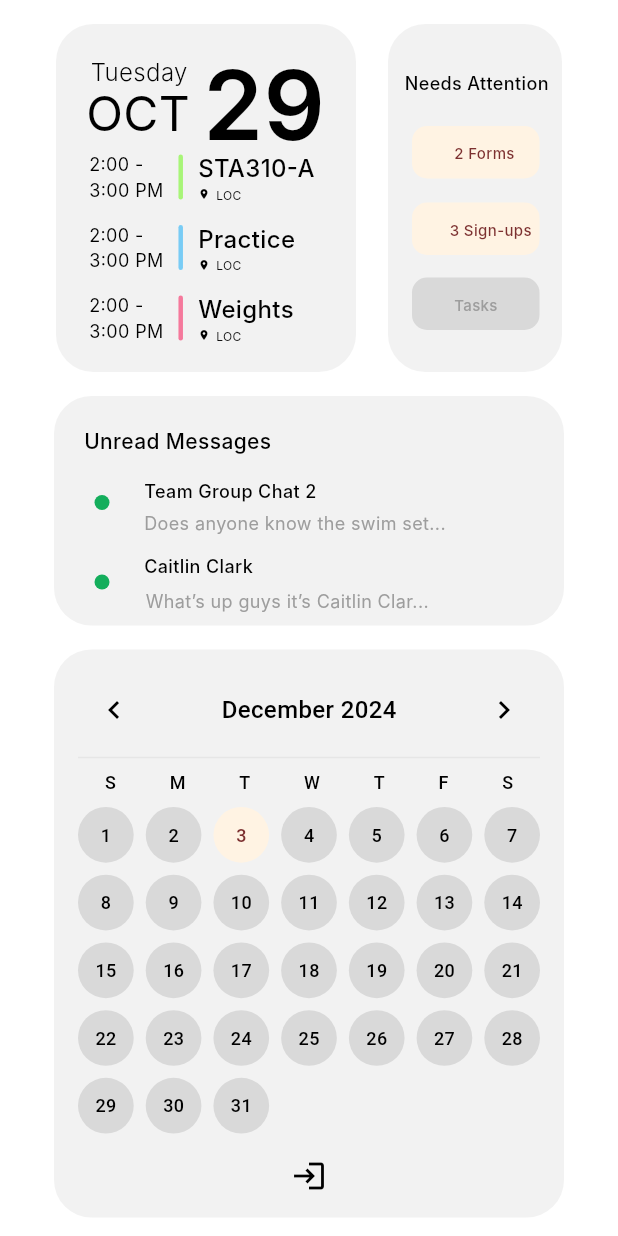
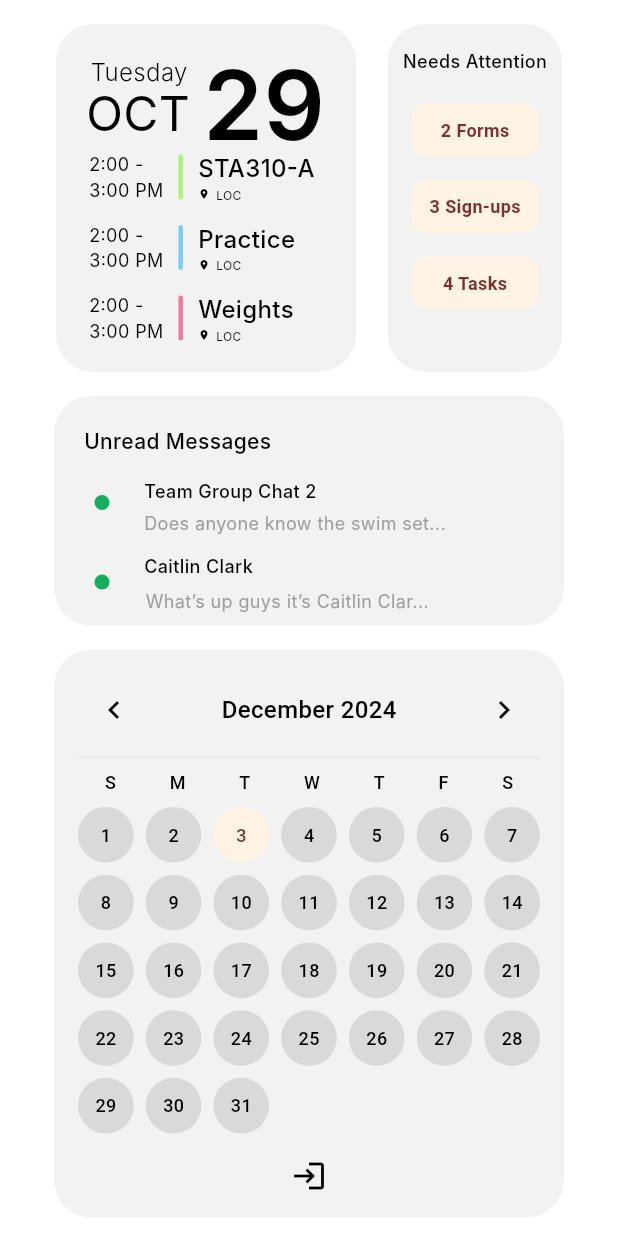
Before and after one commit to gracegb/csc322_finalproject_scratch, a Flutter app: the ScreenHome screen opened directly, on a phone screen of 412 x 824 dp. Run offline on Flutter 3.47's test engine with Material 3 defaults, Android fonts, the phone set to English and light mode, and no system bars; our stand-ins replace cloud_firestore, file_picker, firebase_auth, firebase_core, firebase_storage, flutter_riverpod and 10 more; accounts and stored records are empty; Roboto replaces fonts that are missing (Inter).

Commit message:
Connected the home screen needs attention widget to there designated screen

```diff
--- a/lib/main.dart
+++ b/lib/main.dart
@@ -9,7 +9,6 @@
 //////////////////////////////////////////////////////////////////////////
 // Imports
 //////////////////////////////////////////////////////////////////////////
-// Dart imports
 import 'package:flutter_riverpod/flutter_riverpod.dart';
 import 'package:firebase_core/firebase_core.dart';
 import 'package:go_router/go_router.dart';
@@ -41,8 +40,10 @@ import 'theme/theme.dart';
 final ProviderContainer providerContainer = ProviderContainer();
 
 // Create providers
-final providerUserProfile = ChangeNotifierProvider<ProviderUserProfile>((ref) => ProviderUserProfile());
-final providerAuth = ChangeNotifierProvider<ProviderAuth>((ref) => ProviderAuth());
+final providerUserProfile =
+    ChangeNotifierProvider<ProviderUserProfile>((ref) => ProviderUserProfile());
+final providerAuth =
+    ChangeNotifierProvider<ProviderAuth>((ref) => ProviderAuth());
 final providerTts = ChangeNotifierProvider<ProviderTts>((ref) {
   final userProfile = ref.watch(providerUserProfile);
   return ProviderTts(userProfile);
@@ -52,17 +53,19 @@ final providerTts = ChangeNotifierProvider<ProviderTts>((ref) {
 // MAIN entry point to start app.
 //////////////////////////////////////////////////////////////////////////
 Future<void> main() async {
-  // Initialize widgets and firebase
+  // Initialize widgets and Firebase
   WidgetsFlutterBinding.ensureInitialized();
 
   // Initialize Firebase with the default options
-  await Firebase.initializeApp(options: DefaultFirebaseOptions.currentPlatform, name: 'Csc322');
+  await Firebase.initializeApp(
+      options: DefaultFirebaseOptions.currentPlatform, name: 'Csc322');
 
   // Initialize the app directory
   await UtilFile.init();
 
   // Get references to providers that will be needed in other providers
-  final ProviderUserProfile userProfileProvider = providerContainer.read(providerUserProfile);
+  final ProviderUserProfile userProfileProvider =
+      providerContainer.read(providerUserProfile);
   final ProviderAuth authProvider = providerContainer.read(providerAuth);
 
   // Initialize providers
@@ -70,7 +73,8 @@ Future<void> main() async {
   authProvider.initProviders(userProfileProvider);
 
   // Run the app
-  runApp(UncontrolledProviderScope(container: providerContainer, child: MyApp()));
+  runApp(UncontrolledProviderScope(
+      container: providerContainer, child: MyApp()));
 }
 
 //////////////////////////////////////////////////////////////////////////
@@ -87,11 +91,15 @@ class MyApp extends StatefulWidget {
 // The actual STATE which is managed by the above widget.
 //////////////////////////////////////////////////////////////////////////
 class _MyAppState extends State<MyApp> {
-  // The "instance variables" managed in this state
-  // NONE
+  // Define the router
+  late final GoRouter _router;
 
-  // Router
-  final GoRouter _router = GoRouter(
+  @override
+  void initState() {
+    super.initState();
+
+    // Initialize GoRouter
+    _router = GoRouter(
       initialLocation: ScreenLoginValidation.routeName,
       routes: [
         GoRoute(
@@ -100,23 +108,28 @@ class _MyAppState extends State<MyApp> {
         ),
         GoRoute(
           path: ScreenPeople.routeName,
-        builder: (BuildContext context, GoRouterState state) => const ScreenPeople(),
+          builder: (BuildContext context, GoRouterState state) =>
+              const ScreenPeople(),
         ),
         GoRoute(
           path: ScreenFiles.routeName,
-        builder: (BuildContext context, GoRouterState state) => const ScreenFiles(),
+          builder: (BuildContext context, GoRouterState state) =>
+              const ScreenFiles(),
         ),
         GoRoute(
           path: ScreenForms.routeName,
-        builder: (BuildContext context, GoRouterState state) => const ScreenForms(),
+          builder: (BuildContext context, GoRouterState state) =>
+              const ScreenForms(),
         ),
         GoRoute(
           path: ScreenSignUps.routeName,
-        builder: (BuildContext context, GoRouterState state) => const ScreenSignUps(),
+          builder: (BuildContext context, GoRouterState state) =>
+              const ScreenSignUps(),
         ),
         GoRoute(
           path: ScreenTasks.routeName,
-        builder: (BuildContext context, GoRouterState state) => const ScreenTasks(),
+          builder: (BuildContext context, GoRouterState state) =>
+              const ScreenTasks(),
         ),
         GoRoute(
           path: ScreenProfileEdit.routeName,
@@ -124,22 +137,32 @@ class _MyAppState extends State<MyApp> {
         ),
         GoRoute(
           path: WidgetPrimaryScaffold.routeName,
-        builder: (BuildContext context, GoRouterState state) => const WidgetPrimaryScaffold(),
+          builder: (BuildContext context, GoRouterState state) =>
+              const WidgetPrimaryScaffold(),
         ),
         GoRoute(
           path: ScreenHome.routeName,
-        builder: (BuildContext context, GoRouterState state) => ScreenHome(),
+          builder: (BuildContext context, GoRouterState state) =>
+              ScreenHome(),
         ),
         GoRoute(
           path: ScreenAlternate.routeName,
-        builder: (BuildContext context, GoRouterState state) => ScreenAlternate(),
+          builder: (BuildContext context, GoRouterState state) =>
+              ScreenAlternate(),
         ),
         GoRoute(
           path: CalendarScreen.routeName,
-        builder: (BuildContext context, GoRouterState state) => CalendarScreen(),
+          builder: (BuildContext context, GoRouterState state) =>
+              CalendarScreen(),
         ),
       ],
+      errorBuilder: (context, state) => Scaffold(
+        body: Center(
+          child: Text('Error: ${state.error}'),
+        ),
+      ),
     );
+  }
 
   //////////////////////////////////////////////////////////////////////////
   // Primary Flutter method overriden which describes the layout
--- a/lib/screens/account/screen_sign_ups.dart
+++ b/lib/screens/account/screen_sign_ups.dart
@@ -7,7 +7,7 @@ import 'package:url_launcher/url_launcher.dart';
 class ScreenSignUps extends ConsumerStatefulWidget {
   const ScreenSignUps({super.key});
 
-  static const routeName = '/signUps';
+  static const routeName = '/signups';
 
   @override
   ConsumerState<ScreenSignUps> createState() => _ScreenSignUpsState();
--- a/lib/widgets/home/widget_home_attention.dart
+++ b/lib/widgets/home/widget_home_attention.dart
@@ -1,4 +1,8 @@
 import 'package:flutter/material.dart';
+import 'package:csc322_starter_app/screens/account/screen_forms.dart';
+import 'package:csc322_starter_app/screens/account/screen_sign_ups.dart';
+import 'package:csc322_starter_app/screens/account/screen_tasks.dart';
+import 'package:go_router/go_router.dart';
 
 class CustomAttentionCard extends StatelessWidget {
   const CustomAttentionCard({Key? key}) : super(key: key);
@@ -8,73 +12,15 @@ class CustomAttentionCard extends StatelessWidget {
     return Container(
       width: 116,
       height: 232,
-      child: Stack(
-        children: [
-          // Background container with rounded corners
-          Positioned(
-            left: 0,
-            top: 0,
-            child: Container(
-              width: 116,
-              height: 232,
-              decoration: ShapeDecoration(
-                color: Color(0xFFF2F2F2),
-                shape: RoundedRectangleBorder(
+      decoration: BoxDecoration(
+        color: const Color(0xFFF2F2F2),
         borderRadius: BorderRadius.circular(25),
       ),
-              ),
-            ),
-          ),
-          // Grey button area for 'Tasks'
-          Positioned(
-            left: 16,
-            top: 169,
-            child: Container(
-              width: 85,
-              height: 35,
-              decoration: ShapeDecoration(
-                color: Color(0xFFD9D9D9),
-                shape: RoundedRectangleBorder(
-                  borderRadius: BorderRadius.circular(10),
-                ),
-              ),
-            ),
-          ),
-          // Light orange button area for '3 Sign-ups'
-          Positioned(
-            left: 16,
-            top: 119,
-            child: Container(
-              width: 85,
-              height: 35,
-              decoration: ShapeDecoration(
-                color: Color(0xFFFFF3E3),
-                shape: RoundedRectangleBorder(
-                  borderRadius: BorderRadius.circular(10),
-                ),
-              ),
-            ),
-          ),
-          // Light orange button area for '2 Forms'
-          Positioned(
-            left: 16,
-            top: 68,
-            child: Container(
-              width: 85,
-              height: 35,
-              decoration: ShapeDecoration(
-                color: Color(0xFFFFF3E3),
-                shape: RoundedRectangleBorder(
-                  borderRadius: BorderRadius.circular(10),
-                ),
-              ),
-            ),
-          ),
-          // Text for 'Needs Attention'
-          Positioned(
-            left: 11,
-            top: 31,
-            child: Text(
+      child: Column(
+        crossAxisAlignment: CrossAxisAlignment.center,
+        children: [
+          const SizedBox(height: 16),
+          const Text(
             'Needs Attention',
             style: TextStyle(
               color: Colors.black,
@@ -83,51 +29,64 @@ class CustomAttentionCard extends StatelessWidget {
               fontWeight: FontWeight.w500,
             ),
           ),
+          const SizedBox(height: 20),
+          _buildNavigationButton(
+            context,
+            label: '2 Forms',
+            color: const Color(0xFFFFF3E3),
+            textColor: const Color(0xFF7C3030),
+            routeName: ScreenForms.routeName,
           ),
-          // Text for '2 Forms'
-          Positioned(
-            left: 44,
-            top: 79,
-            child: Text(
-              '2 Forms',
-              style: TextStyle(
-                color: Color(0xFF7C3030),
-                fontSize: 10,
-                fontFamily: 'Inter',
-                fontWeight: FontWeight.w500,
+          const SizedBox(height: 16),
+          _buildNavigationButton(
+            context,
+            label: '3 Sign-ups',
+            color: const Color(0xFFFFF3E3),
+            textColor: const Color(0xFF7C3030),
+            routeName: ScreenSignUps.routeName,
           ),
-            ),
-          ),
-          // Text for '3 Sign-ups'
-          Positioned(
-            left: 41,
-            top: 130,
-            child: Text(
-              '3 Sign-ups',
-              style: TextStyle(
-                color: Color(0xFF7C3030),
-                fontSize: 10,
-                fontFamily: 'Inter',
-                fontWeight: FontWeight.w500,
-              ),
-            ),
-          ),
-          // Text for 'Tasks'
-          Positioned(
-            left: 44,
-            top: 180,
-            child: Text(
-              'Tasks',
-              style: TextStyle(
-                color: Color(0xFF9D9D9D),
-                fontSize: 10,
-                fontFamily: 'Inter',
-                fontWeight: FontWeight.w500,
-              ),
-            ),
+          const SizedBox(height: 16),
+          _buildNavigationButton(
+            context,
+            label: '4 Tasks',
+            color: const Color(0xFFFFF3E3),
+            textColor: const Color(0xFF7C3030),
+            routeName: ScreenTasks.routeName,
           ),
         ],
       ),
     );
   }
+
+  /// Helper function to build navigation buttons
+  Widget _buildNavigationButton(
+    BuildContext context, {
+    required String label,
+    required Color color,
+    required Color textColor,
+    required String routeName,
+  }) {
+    return GestureDetector(
+      onTap: () {
+        context.push(routeName); // Use `push` for proper navigation stack
+      },
+      child: Container(
+        width: 85,
+        height: 35,
+        decoration: BoxDecoration(
+          color: color,
+          borderRadius: BorderRadius.circular(10),
+        ),
+        alignment: Alignment.center,
+        child: Text(
+          label,
+          style: TextStyle(
+            color: textColor,
+            fontWeight: FontWeight.bold,
+            fontSize: 12,
+          ),
+        ),
+      ),
+    );
   }
+}
```
Lines whose indentation alone changed are shown as unchanged.
